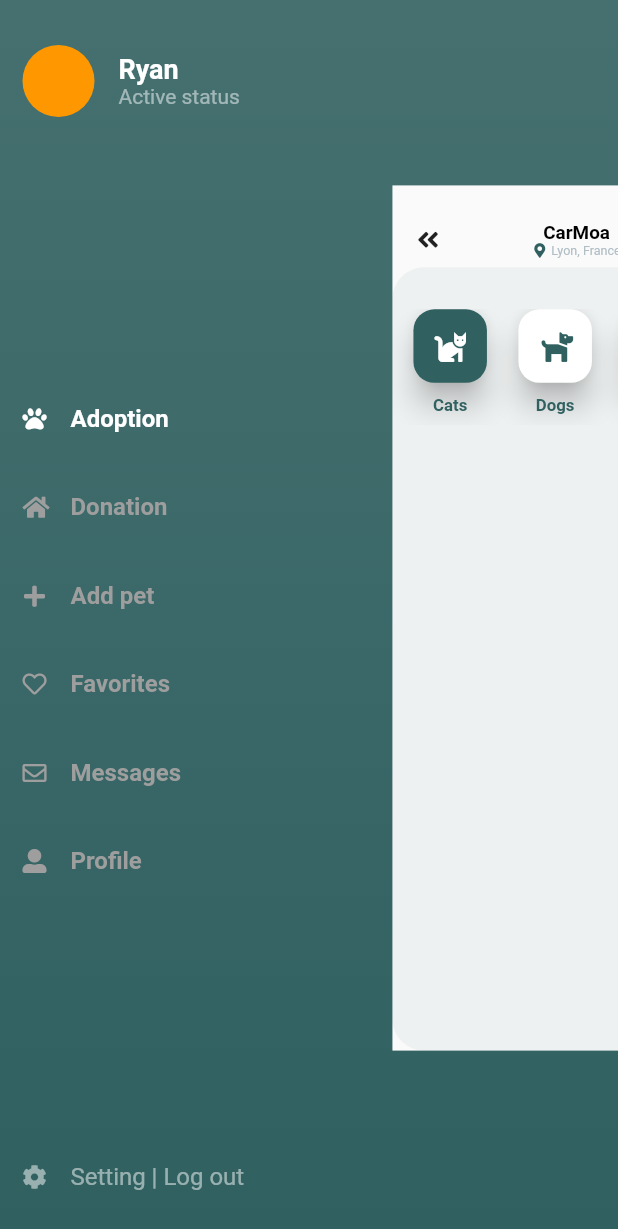
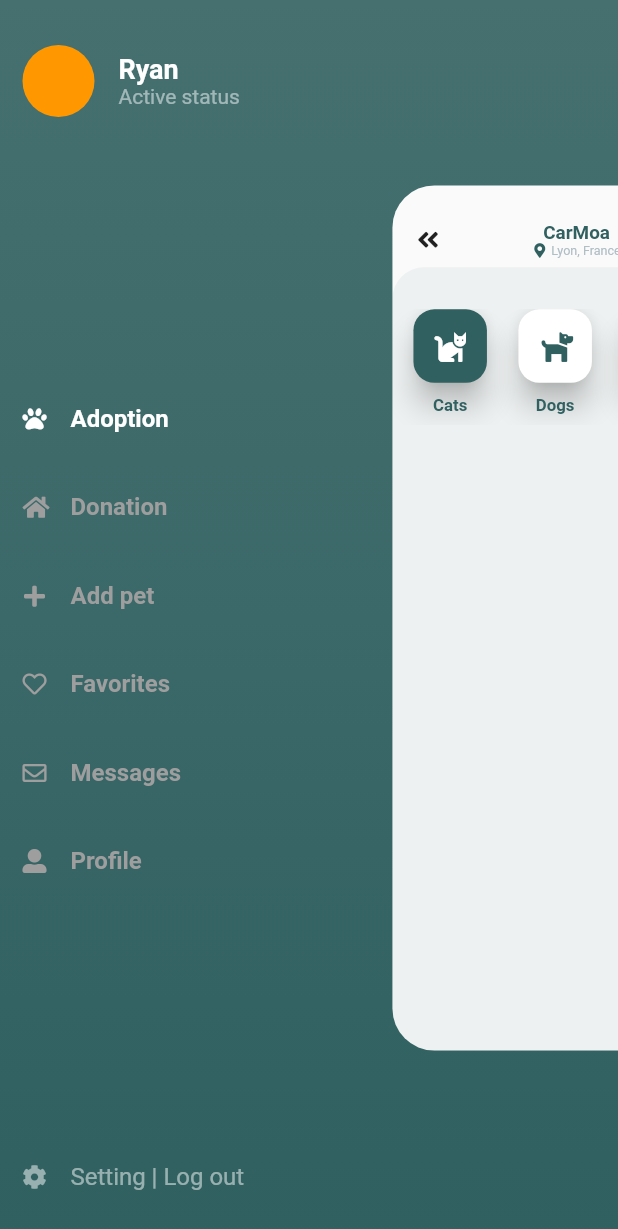
Before and after one commit to geojun01/CarMoa, a Flutter app: the screen it shows after launch, after a tap on an icon or button, on a phone screen of 412 x 824 dp. Shown: the top 1229 px of the screen. Run offline on Flutter 3.47's test engine with Material 2 defaults, Android fonts, the phone set to English and light mode, and no system bars; our stand-ins replace font_awesome_flutter, image_picker, sqflite; accounts and stored records are empty.

Commit message:
메인 화면 전환 완성

```diff
--- a/lib/activity/carmoa_home.dart
+++ b/lib/activity/carmoa_home.dart
@@ -17,6 +17,7 @@ class _MoaHomeState extends State<MoaHome> {
   @override
   Widget build(BuildContext context) {
     return Material(
+      borderRadius: BorderRadius.circular(menuOpen ? 40.0 : 0.9),
       child: Padding(
         padding: const EdgeInsets.only(top: 30.0),
         child: Column(
--- a/lib/config/config_style.dart
+++ b/lib/config/config_style.dart
@@ -15,7 +15,7 @@ const mainFont = TextStyle(
 const titleBoldFont = TextStyle(
   fontSize: 18.0,
   fontWeight: FontWeight.w600,
-  color: Brightness.light == null ? Colors.white : Colors.black,
+  color: Color.fromRGBO(48, 96, 96, 1.0),
 );
 
 const titleMinFont = TextStyle(
```
Also changed, not shown: lib/main.dart (+6 -7 lines).
